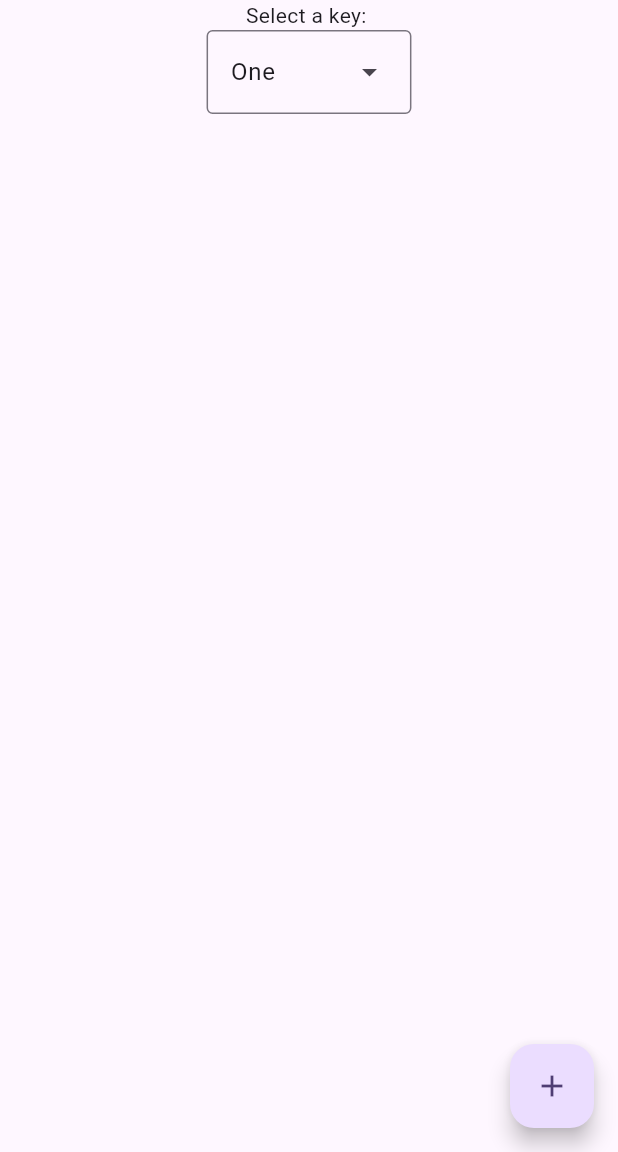
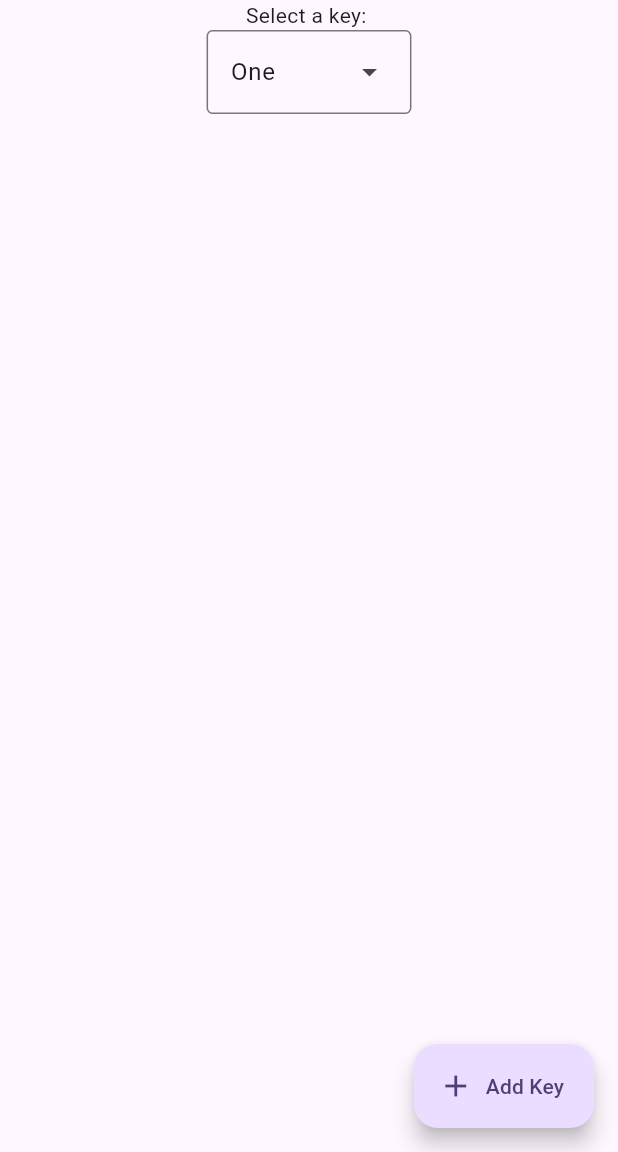
Before and after one commit to srukelman/rfidApp, a Flutter app: the screen it shows after launch, on a phone screen of 412 x 824 dp, the part 84-1236 px from its top. Run offline on Flutter 3.47's test engine with Material 2 defaults, Android fonts, the phone set to English and light mode, and no system bars.

Commit message:
added navigation for creating new keys

```diff
--- a/rfid_app/lib/main.dart
+++ b/rfid_app/lib/main.dart
@@ -1,4 +1,5 @@
 import 'package:flutter/material.dart';
+import 'package:rfid_app/addKey.dart';
 import 'package:rfid_app/keyDropdown.dart';
 
 void main() {
@@ -90,10 +91,15 @@ class _MyHomePageState extends State<MyHomePage> {
             ]
           )
       ),
-      floatingActionButton: FloatingActionButton(
-        onPressed: _incrementCounter,
-        tooltip: 'Increment',
-        child: const Icon(Icons.add),
+      floatingActionButton: FloatingActionButton.extended(
+        onPressed: (){
+          Navigator.push(context,
+              MaterialPageRoute(builder: (context) => const AddKey())
+          );
+        },
+        tooltip: 'add key',
+        icon: const Icon(Icons.add),
+        label: Text('Add Key')
       ), // This trailing comma makes auto-formatting nicer for build methods.
     );
   }
```
Also changed, not shown: rfid_app/lib/addKey.dart (added, +28 -0 lines).
